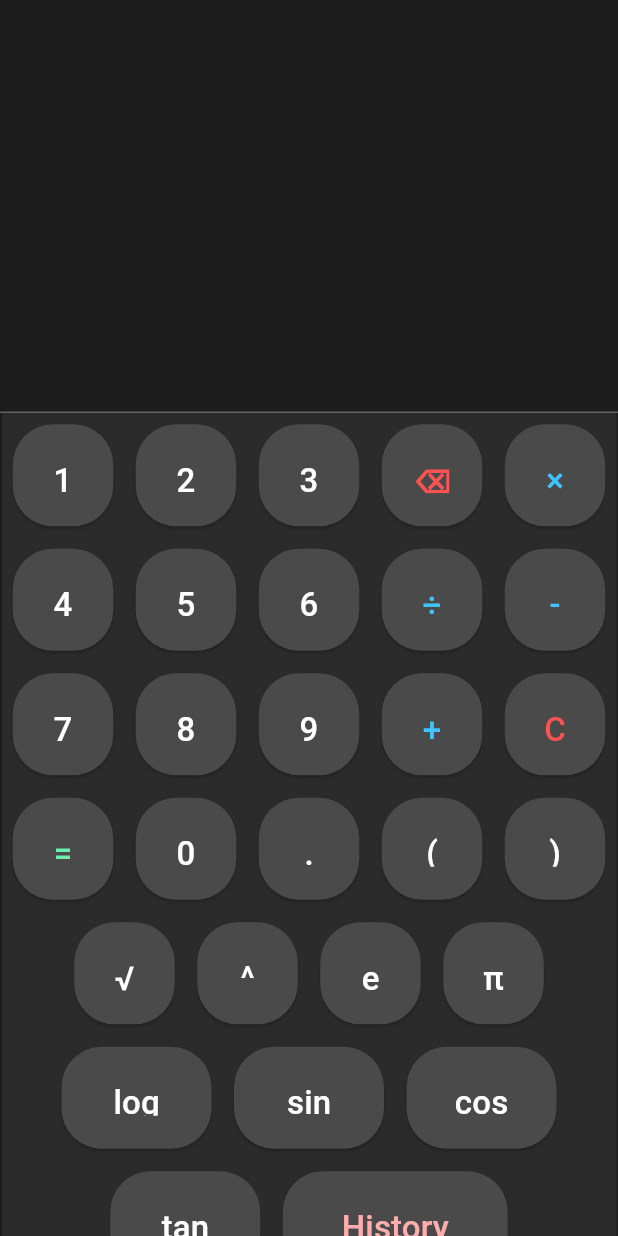
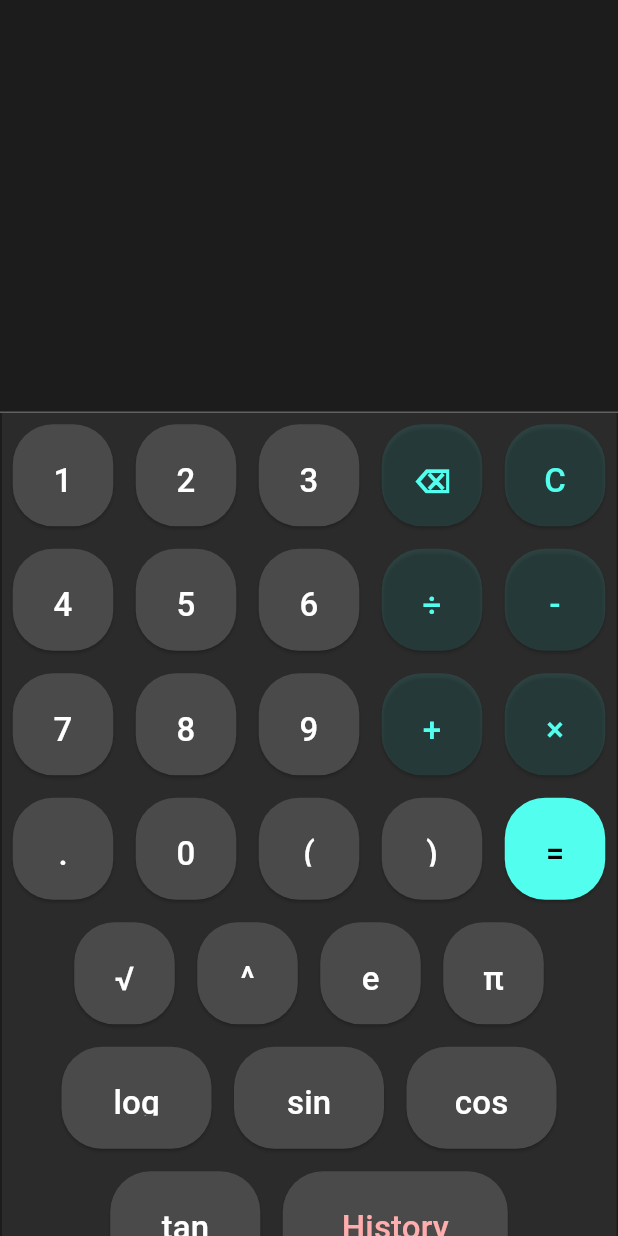
Before and after one commit to Deadpool-11/Flutter_calculator_Project, a Flutter app: the screen it shows after launch, on a phone screen of 412 x 824 dp. Run offline on Flutter 3.47's test engine with Material 3 defaults, Android fonts, the phone set to English and light mode, and no system bars; our stand-ins replace math_expressions.

Commit message:
adding color code

```diff
--- a/lib/main.dart
+++ b/lib/main.dart
@@ -120,7 +120,7 @@ class _CalculatorHomeState extends State<CalculatorHome> {
     );
   }
 
-  Widget buildButton(String label, {Color color = Colors.white, double width = 67, double height = 68, bool bold = false}) {
+  Widget buildButton(String label, {Color color = Colors.white,Color color2=const Color.fromARGB(255, 74, 74, 74) ,double width = 67, double height = 68, bool bold = false}) {
     return Padding(
       padding: const EdgeInsets.all(7.5),
       child: SizedBox(
@@ -130,7 +130,7 @@ class _CalculatorHomeState extends State<CalculatorHome> {
           onPressed: () => buttonPressed(label),
           style: ElevatedButton.styleFrom(
             padding: EdgeInsets.all(22),
-            backgroundColor: const Color.fromARGB(255, 74, 74, 74),
+            backgroundColor: color2,
             foregroundColor: color,
             shape: RoundedRectangleBorder(borderRadius: BorderRadius.circular(27)),
           ),
@@ -189,23 +189,23 @@ class _CalculatorHomeState extends State<CalculatorHome> {
                     buildButton('1'),
                     buildButton('2'),
                     buildButton('3'),
-                    buildButton('⌫', color: Colors.redAccent, bold: true),
-                    buildButton('×', color: Colors.lightBlueAccent),
+                    buildButton('⌫', color: const Color.fromARGB(255, 82, 255, 238), bold: true,color2: const Color.fromARGB(31, 82, 255, 238)),
+                    buildButton('C', color: const Color.fromARGB(255, 82, 255, 238), color2: const Color.fromARGB(31, 82, 255, 238)),
                     buildButton('4'),
                     buildButton('5'),
                     buildButton('6'),
-                    buildButton('÷', color: Colors.lightBlueAccent),
-                    buildButton('-', color: Colors.lightBlueAccent),
+                    buildButton('÷', color: const Color.fromARGB(255, 82, 255, 238), color2: const Color.fromARGB(31, 82, 255, 238)),
+                    buildButton('-', color: const Color.fromARGB(255, 82, 255, 238), color2: const Color.fromARGB(31, 82, 255, 238)),
                     buildButton('7'),
                     buildButton('8'),
                     buildButton('9'),
-                    buildButton('+', color: Colors.lightBlueAccent),
-                    buildButton('C', color: Colors.redAccent),
-                    buildButton('=', color: Colors.greenAccent),
+                    buildButton('+', color: const Color.fromARGB(255, 82, 255, 238), color2: const Color.fromARGB(31, 82, 255, 238)),
+                    buildButton('×', color: const Color.fromARGB(255, 82, 255, 238), color2: const Color.fromARGB(31, 82, 255, 238)),
+                    buildButton('.'),
                     buildButton('0'),
-                    buildButton('.'),
                     buildButton('('),
                     buildButton(')'),
+                    buildButton('=', color: const Color.fromARGB(255, 0, 0, 0),color2: const Color.fromARGB(255, 82, 255, 238)),
                     buildButton('√'),
                     buildButton('^'),
                     buildButton('e'),
```
